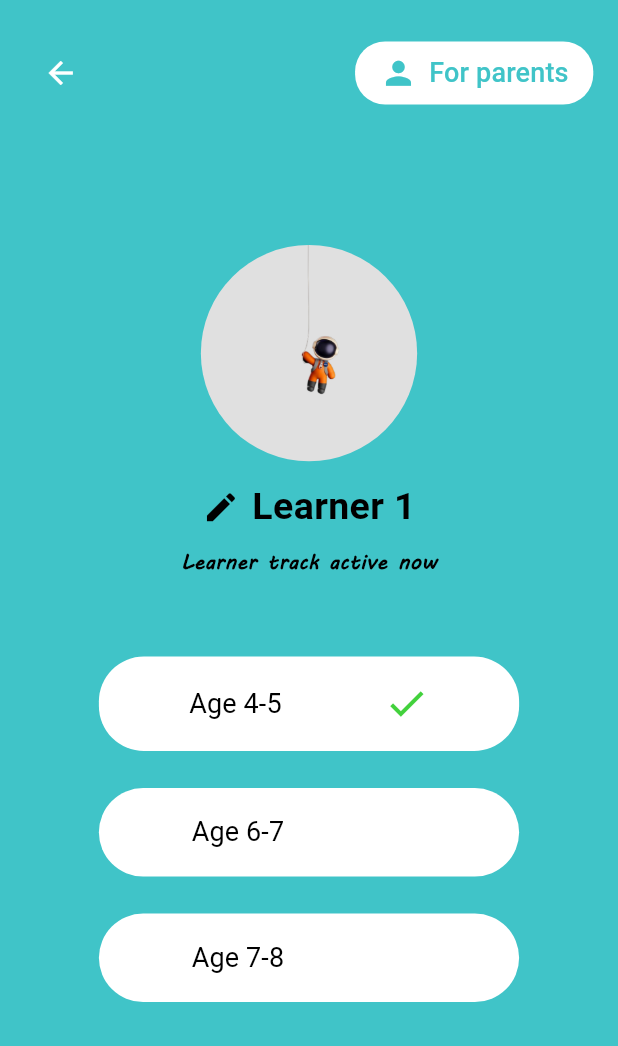
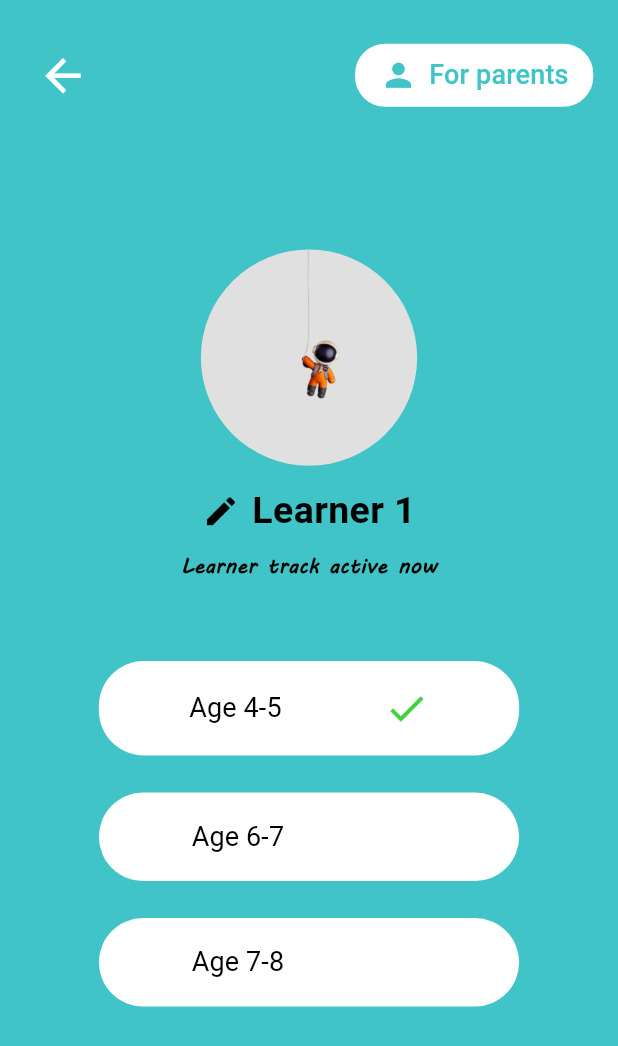
Before and after one commit to mohamedibrahim159/LEARNWITHME, a Flutter app: the LearnerProfileScreen screen opened directly, after a tap on "Age 4-5", on a phone screen of 412 x 824 dp. Shown: the top 1046 px of the screen. Run offline on Flutter 3.47's test engine with Material 3 defaults, Android fonts, the phone set to English and light mode, and no system bars; our stand-ins replace audioplayers, pin_code_fields, shared_preferences; accounts and stored records are empty; network calls fail.

Commit message:
Finish learner screen & initial user_preferences to save age variable     and pass to another pages

```diff
--- a/lib/forLearnerScreen.dart
+++ b/lib/forLearnerScreen.dart
@@ -1,4 +1,6 @@
 import 'package:flutter/material.dart';
+import 'user_preferences.dart';
+import 'MainScreen.dart';
 
 class LearnerProfileScreen extends StatefulWidget {
   const LearnerProfileScreen({Key? key}) : super(key: key);
@@ -10,17 +12,14 @@ class LearnerProfileScreen extends StatefulWidget {
 class _LearnerProfileScreenState extends State<LearnerProfileScreen> {
   int selectedAgeGroup = 2;
   String learnerName = "Learner 1";
-  final List<String> ageGroups = [
-    'Age 4-5',
-    'Age 6-7',
-    'Age 7-8',
-  ];
+  final List<String> ageGroups = ['Age 4-5', 'Age 6-7', 'Age 7-8'];
 
   void _editName() async {
     final controller = TextEditingController(text: learnerName);
     final result = await showDialog<String>(
       context: context,
-      builder: (context) => AlertDialog(
+      builder:
+          (context) => AlertDialog(
             backgroundColor: Colors.white,
             title: const Text(
               "Edit Name",
@@ -28,9 +27,7 @@ class _LearnerProfileScreenState extends State<LearnerProfileScreen> {
             ),
             content: TextField(
               controller: controller,
-          decoration: const InputDecoration(
-            hintText: "Enter new name",
-          ),
+              decoration: const InputDecoration(hintText: "Enter new name"),
               autofocus: true,
             ),
             actions: [
@@ -39,7 +36,8 @@ class _LearnerProfileScreenState extends State<LearnerProfileScreen> {
                 child: const Text("Cancel"),
               ),
               ElevatedButton(
-            onPressed: () => Navigator.of(context).pop(controller.text.trim()),
+                onPressed:
+                    () => Navigator.of(context).pop(controller.text.trim()),
                 child: const Text("Save"),
               ),
             ],
@@ -61,16 +59,34 @@ class _LearnerProfileScreenState extends State<LearnerProfileScreen> {
         child: Column(
           children: [
             Padding(
-              padding: EdgeInsets.symmetric(horizontal: size.width * 0.04, vertical: size.height * 0.03),
+              padding: EdgeInsets.symmetric(
+                horizontal: size.width * 0.04,
+                vertical: size.height * 0.03,
+              ),
               child: Row(
                 mainAxisAlignment: MainAxisAlignment.spaceBetween,
                 children: [
                   IconButton(
-                    icon: const Icon(Icons.arrow_back, color: Colors.white),
-                    onPressed: () {},
+                    icon: const Icon(
+                      Icons.arrow_back,
+                      color: Colors.white,
+                      size: 35,
+                    ),
+                    onPressed: () {
+                      Navigator.push(
+                        context,
+                        MaterialPageRoute(
+                          builder: (context) => AnimalsScreen(),
+                        ),
+                      );
+                    },
                   ),
                   ElevatedButton.icon(
-                    icon: const Icon(Icons.person, color: Color(0xFF40C4C8), size: 25),
+                    icon: const Icon(
+                      Icons.person,
+                      color: Color(0xFF40C4C8),
+                      size: 25,
+                    ),
                     label: const Text(
                       'For parents',
                       style: TextStyle(
@@ -86,7 +102,10 @@ class _LearnerProfileScreenState extends State<LearnerProfileScreen> {
                         borderRadius: BorderRadius.circular(20),
                       ),
                       elevation: 0,
-                      padding: EdgeInsets.symmetric(horizontal: size.width * 0.04, vertical: 8),
+                      padding: EdgeInsets.symmetric(
+                        horizontal: size.width * 0.04,
+                        vertical: 8,
+                      ),
                     ),
                     onPressed: () {},
                   ),
@@ -113,7 +132,11 @@ class _LearnerProfileScreenState extends State<LearnerProfileScreen> {
                           width: size.width * 0.6,
                           height: size.width * 0.6,
                           errorBuilder: (context, error, stackTrace) {
-                            return const Icon(Icons.person, size: 40, color: Colors.black54);
+                            return const Icon(
+                              Icons.person,
+                              size: 40,
+                              color: Colors.black54,
+                            );
                           },
                         ),
                       ),
@@ -124,7 +147,11 @@ class _LearnerProfileScreenState extends State<LearnerProfileScreen> {
                       children: [
                         GestureDetector(
                           onTap: _editName,
-                          child: const Icon(Icons.edit, size: 25, color: Colors.black),
+                          child: const Icon(
+                            Icons.edit,
+                            size: 25,
+                            color: Colors.black,
+                          ),
                         ),
                         SizedBox(width: size.width * 0.02),
                         Text(
@@ -151,11 +178,16 @@ class _LearnerProfileScreenState extends State<LearnerProfileScreen> {
                     ...List.generate(ageGroups.length, (index) {
                       final isSelected = selectedAgeGroup == index;
                       return Padding(
-                        padding: EdgeInsets.symmetric(vertical: size.height * 0.015, horizontal: size.width * 0.1),
+                        padding: EdgeInsets.symmetric(
+                          vertical: size.height * 0.015,
+                          horizontal: size.width * 0.1,
+                        ),
                         child: ElevatedButton(
                           onPressed: () {
                             setState(() {
                               selectedAgeGroup = index;
+                              UserPreferences.selectedAgeGroup =
+                                  ageGroups[index];
                             });
                           },
                           style: ElevatedButton.styleFrom(
@@ -165,7 +197,9 @@ class _LearnerProfileScreenState extends State<LearnerProfileScreen> {
                             shape: RoundedRectangleBorder(
                               borderRadius: BorderRadius.circular(30),
                             ),
-                            padding: EdgeInsets.symmetric(vertical: size.height * 0.02),
+                            padding: EdgeInsets.symmetric(
+                              vertical: size.height * 0.02,
+                            ),
                           ),
                           child: Row(
                             mainAxisAlignment: MainAxisAlignment.spaceEvenly,
@@ -179,8 +213,13 @@ class _LearnerProfileScreenState extends State<LearnerProfileScreen> {
                               ),
                               Padding(
                                 padding: const EdgeInsets.only(left: 8.0),
-                                child: isSelected
-                                    ? const Icon(Icons.check, color: Color(0xff42D13C), size: 30)
+                                child:
+                                    isSelected
+                                        ? const Icon(
+                                          Icons.check,
+                                          color: Color(0xff42D13C),
+                                          size: 30,
+                                        )
                                         : const SizedBox(width: 25),
                               ),
                             ],
--- /dev/null
+++ b/lib/user_preferences.dart
@@ -0,0 +1,3 @@
+class UserPreferences {
+  static String selectedAgeGroup = 'Age 7-8';
+}
```
Also changed, not shown: lib/MainScreen.dart (+33 -10 lines). Lines whose indentation alone changed are shown as unchanged.
